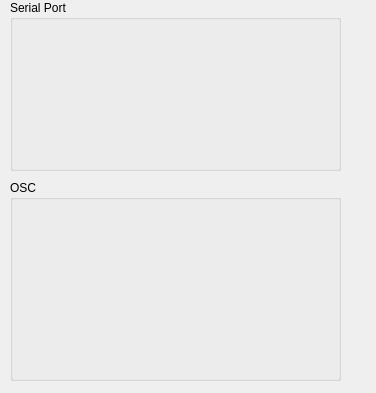
donarturo11/QBrainwaveOSC, file src/GUI/SettingsWidget/SettingsWidget.ui: the form before one commit.
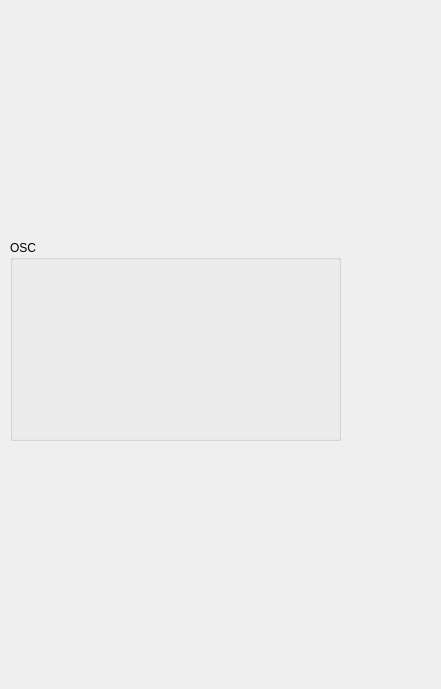
The form after the commit. Custom widgets are drawn as their Qt base class.

Commit message: Rewrite GUI for device settings

```diff
--- a/src/GUI/SettingsWidget/SettingsWidget.ui
+++ b/src/GUI/SettingsWidget/SettingsWidget.ui
@@ -6,8 +6,8 @@
    <rect>
     <x>0</x>
     <y>0</y>
-    <width>376</width>
-    <height>393</height>
+    <width>441</width>
+    <height>689</height>
    </rect>
   </property>
   <property name="windowTitle">
@@ -16,34 +16,11 @@
   <property name="autoFillBackground">
    <bool>true</bool>
   </property>
-  <widget class="QGroupBox" name="deviceGroup">
-   <property name="geometry">
-    <rect>
-     <x>10</x>
-     <y>0</y>
-     <width>331</width>
-     <height>171</height>
-    </rect>
-   </property>
-   <property name="title">
-    <string>Serial Port</string>
-   </property>
-   <widget class="DeviceConfiguration" name="deviceconfiguration" native="true">
-    <property name="geometry">
-     <rect>
-      <x>20</x>
-      <y>30</y>
-      <width>301</width>
-      <height>131</height>
-     </rect>
-    </property>
-   </widget>
-  </widget>
   <widget class="QGroupBox" name="oscGroup">
    <property name="geometry">
     <rect>
      <x>10</x>
-     <y>180</y>
+     <y>240</y>
      <width>331</width>
      <height>201</height>
     </rect>
@@ -54,28 +31,54 @@
    <widget class="OSCConfiguration" name="oscconfiguration" native="true">
     <property name="geometry">
      <rect>
-      <x>20</x>
-      <y>50</y>
+      <x>10</x>
+      <y>30</y>
       <width>301</width>
       <height>131</height>
      </rect>
     </property>
    </widget>
   </widget>
+  <widget class="DeviceSettingsWidget" name="device_settings" native="true">
+   <property name="geometry">
+    <rect>
+     <x>10</x>
+     <y>10</y>
+     <width>321</width>
+     <height>181</height>
+    </rect>
+   </property>
+  </widget>
+  <widget class="ConnectionWidget" name="connection" native="true">
+   <property name="geometry">
+    <rect>
+     <x>10</x>
+     <y>190</y>
+     <width>321</width>
+     <height>41</height>
+    </rect>
+   </property>
+  </widget>
  </widget>
  <customwidgets>
-  <customwidget>
-   <class>DeviceConfiguration</class>
-   <extends>QWidget</extends>
-   <header>DeviceConfiguration.h</header>
-   <container>1</container>
-  </customwidget>
   <customwidget>
    <class>OSCConfiguration</class>
    <extends>QWidget</extends>
    <header>OSCConfiguration.h</header>
    <container>1</container>
   </customwidget>
+  <customwidget>
+   <class>ConnectionWidget</class>
+   <extends>QWidget</extends>
+   <header>ConnectionWidget.h</header>
+   <container>1</container>
+  </customwidget>
+  <customwidget>
+   <class>DeviceSettingsWidget</class>
+   <extends>QWidget</extends>
+   <header>DeviceSettingsWidget.h</header>
+   <container>1</container>
+  </customwidget>
  </customwidgets>
  <resources/>
  <connections/>
```
The commit also changes 35 other files.
